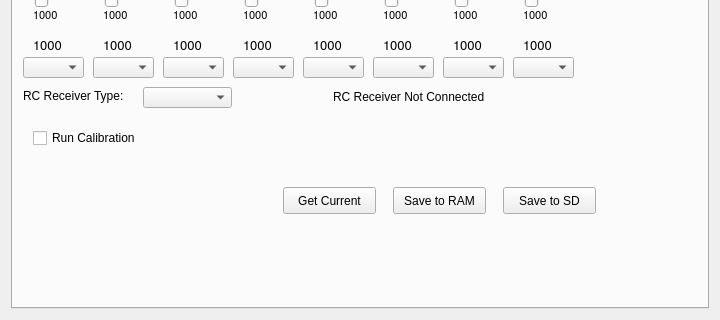
openpilot/OpenPilot, file ground/openpilotgcs/src/plugins/config/settingswidget.ui: the form before one commit; both pictures show x 0 to 720 and y 160 to 480 of the 720 by 480 pixel window.
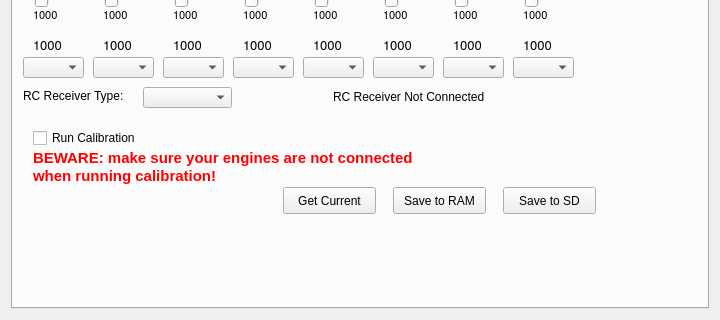
The form after the commit.

Commit message: OP-308 Added a warning in red to warn users about engines connected during calibration.

```diff
--- a/ground/openpilotgcs/src/plugins/config/settingswidget.ui
+++ b/ground/openpilotgcs/src/plugins/config/settingswidget.ui
@@ -1091,6 +1091,24 @@
         <string>RC Receiver Type:</string>
        </property>
       </widget>
+      <widget class="QLabel" name="label_20">
+       <property name="geometry">
+        <rect>
+         <x>20</x>
+         <y>270</y>
+         <width>531</width>
+         <height>41</height>
+        </rect>
+       </property>
+       <property name="text">
+        <string>&lt;!DOCTYPE HTML PUBLIC &quot;-//W3C//DTD HTML 4.0//EN&quot; &quot;http://www.w3.org/TR/REC-html40/strict.dtd&quot;&gt;
+&lt;html&gt;&lt;head&gt;&lt;meta name=&quot;qrichtext&quot; content=&quot;1&quot; /&gt;&lt;style type=&quot;text/css&quot;&gt;
+p, li { white-space: pre-wrap; }
+&lt;/style&gt;&lt;/head&gt;&lt;body style=&quot; font-family:'Ubuntu'; font-size:11pt; font-weight:400; font-style:normal;&quot;&gt;
+&lt;p style=&quot; margin-top:0px; margin-bottom:0px; margin-left:0px; margin-right:0px; -qt-block-indent:0; text-indent:0px;&quot;&gt;&lt;span style=&quot; font-weight:600; color:#ff0000;&quot;&gt;BEWARE: make sure your engines are not connected&lt;/span&gt;&lt;/p&gt;
+&lt;p style=&quot; margin-top:0px; margin-bottom:0px; margin-left:0px; margin-right:0px; -qt-block-indent:0; text-indent:0px;&quot;&gt;&lt;span style=&quot; font-weight:600; color:#ff0000;&quot;&gt;when running calibration!&lt;/span&gt;&lt;/p&gt;&lt;/body&gt;&lt;/html&gt;</string>
+       </property>
+      </widget>
      </widget>
      <widget class="QWidget" name="tab_2">
       <attribute name="title">
```
